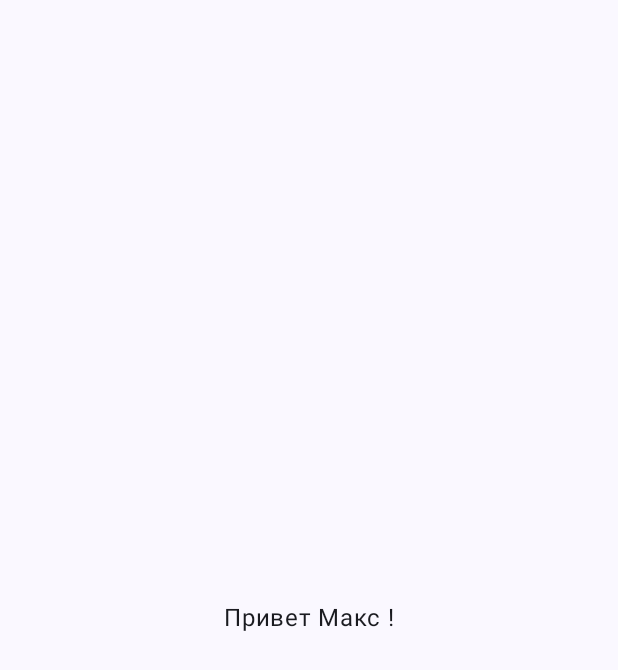
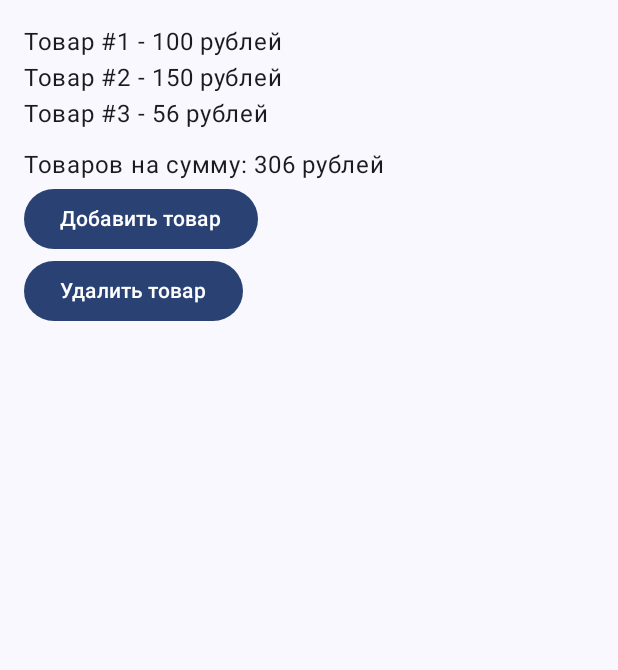
Before and after one commit to fhhugr56fghff-debug/Kotlinwork, an Android app built with Jetpack Compose: the screen it shows after launch (MainActivity), on a phone screen of 412 x 824 dp. Before the commit the part shown is almost empty. Shown: the top 670 px of the screen. Run offline under Robolectric (Android 15) with nearby library versions, the phone set to English and light mode, and no system bars.

Commit message:
1-10 практика

```diff
--- /dev/null
+++ b/app/src/main/java/com/example/kotlinwork/work10.kt
@@ -0,0 +1,93 @@
+package com.example.kotlinwork
+
+
+
+import android.widget.Toast
+import androidx.compose.foundation.layout.Column
+import androidx.compose.foundation.layout.Spacer
+import androidx.compose.foundation.layout.height
+import androidx.compose.foundation.layout.padding
+import androidx.compose.material3.Button
+import androidx.compose.material3.Text
+import androidx.compose.runtime.Composable
+import androidx.compose.runtime.getValue
+import androidx.compose.runtime.mutableStateOf
+import androidx.compose.runtime.remember
+import androidx.compose.runtime.setValue
+import androidx.compose.ui.Modifier
+import androidx.compose.ui.platform.LocalContext
+import androidx.compose.ui.unit.dp
+import kotlin.random.Random
+
+data class Cart(
+    val products: List<Product>
+)
+
+data class Product(
+    val id: Int,
+    val name: String,
+    val price: Int
+)
+
+@Composable
+fun ShoppingCartScreen() {
+    val context = LocalContext.current
+
+    var products by remember {
+        mutableStateOf(
+            listOf(
+                Product(0, "Товар #1", 100),
+                Product(1, "Товар #2", 150),
+                Product(2, "Товар #3", 56)
+            )
+        )
+    }
+
+    val totalSum = products.sumOf { it.price }
+
+    Column(modifier = Modifier.padding(16.dp)) {
+        for (product in products) {
+            Text(text = product.name + " - " + product.price + " рублей")
+        }
+
+        Spacer(modifier = Modifier.height(10.dp))
+
+        Text(text = "Товаров на сумму: $totalSum рублей")
+
+        AddProductSection(
+            onAdd = {
+                val newProducts = products + Product(
+                    id = products.size,
+                    name = "Товар #${products.size + 1}",
+                    price = Random.nextInt(1, 100)
+                )
+                products = newProducts
+
+                if (newProducts.sumOf { it.price } > 500) {
+                    Toast.makeText(context, "Доставка бесплатная!", Toast.LENGTH_SHORT).show()
+                }
+            }
+        )
+
+        RemoveProductSection(
+            visible = products.isNotEmpty(),
+            onRemove = { products = products.dropLast(1) }
+        )
+    }
+}
+
+@Composable
+fun AddProductSection(onAdd: () -> Unit) {
+    Button(onClick = onAdd) {
+        Text(text = "Добавить товар")
+    }
+}
+
+@Composable
+fun RemoveProductSection(visible: Boolean, onRemove: () -> Unit) {
+    if (visible) {
+        Button(onClick = onRemove) {
+            Text(text = "Удалить товар")
+        }
+    }
+}
--- a/gradle/libs.versions.toml
+++ b/gradle/libs.versions.toml
@@ -3,7 +3,7 @@ agp = "9.5.0"
 coreKtx = "1.10.1"
 junit = "4.13.2"
 junitVersion = "1.1.5"
-espressoCore = "3.5.1"
+espressoCore = "3.7.0"
 lifecycleRuntimeKtx = "2.6.1"
 activityCompose = "1.8.0"
 kotlin = "2.2.10"
```
Also changed, not shown: app/src/main/java/com/example/kotlinwork/MainActivity.kt (+102 -31 lines), app/src/main/java/com/example/kotlinwork/ui/theme/work6.kt (added, +64 -0 lines), app/src/main/java/com/example/kotlinwork/ui/theme/work7.kt (added, +125 -0 lines), app/src/main/res/drawable/circle.xml (added, +10 -0 lines), 2 other files.
